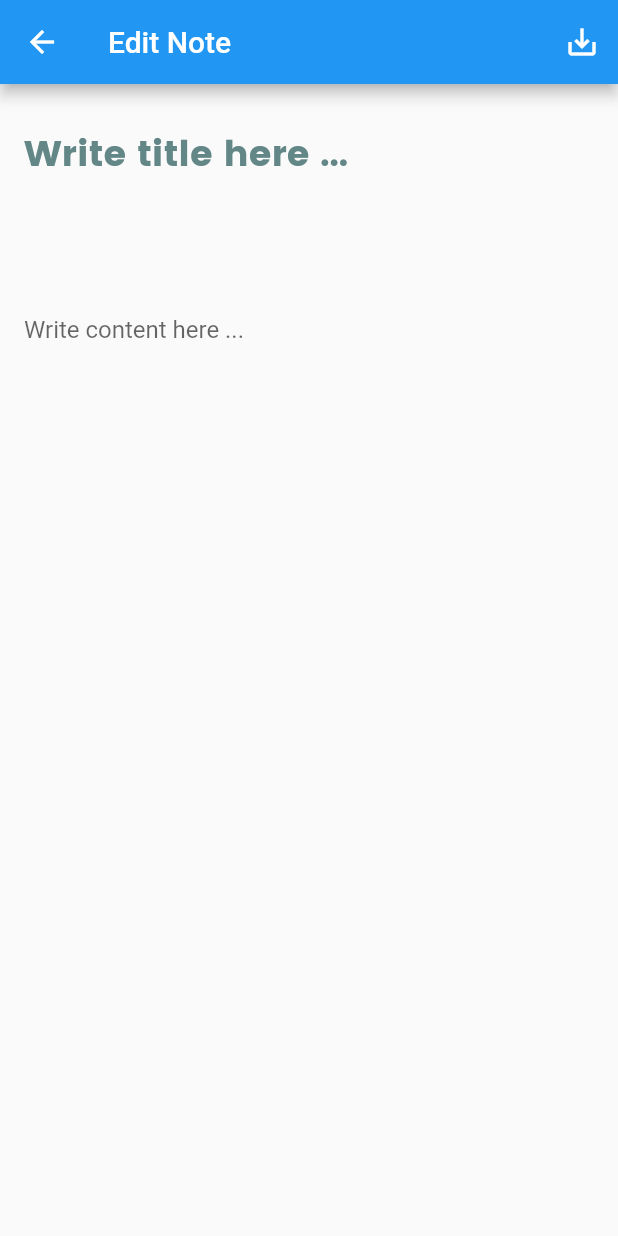
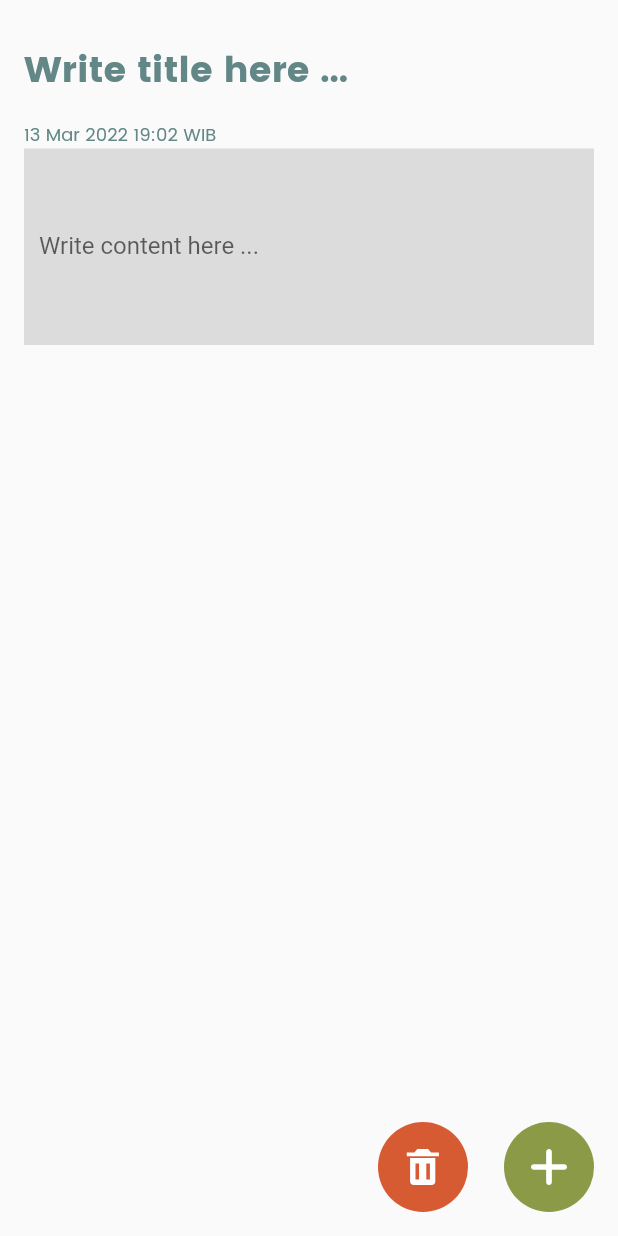
Before and after one commit to Sakeshioyaki/note_app, a Flutter app: the EditNotePage screen opened directly, on a phone screen of 412 x 824 dp. Run offline on Flutter 3.47's test engine with Material 2 defaults, Android fonts, the phone set to English and light mode, and no system bars; our stand-ins replace flutter_svg, sqflite, synchronized; missing offline and left inert: cv; accounts and stored records are empty.

Commit message:
update saveEdit doing

```diff
--- a/lib/page/edit_page.dart
+++ b/lib/page/edit_page.dart
@@ -1,4 +1,7 @@
 import 'package:flutter/material.dart';
+import 'package:flutter_svg/svg.dart';
+import 'package:note_app/common/app_colors.dart';
+import 'package:note_app/common/app_dimens.dart';
 import 'package:note_app/common/app_text_styles.dart';
 import 'package:note_app/main.dart';
 import 'package:note_app/model/model.dart';
@@ -96,64 +99,6 @@ class _EditNotePageState extends State<EditNotePage> {
         return true;
       },
       child: Scaffold(
-        appBar: AppBar(
-          title: const Text(
-            'Edit Note',
-          ),
-          actions: <Widget>[
-            if (_noteId != null)
-              IconButton(
-                icon: const Icon(Icons.delete),
-                onPressed: () async {
-                  if (await showDialog<bool>(
-                          context: context,
-                          barrierDismissible: false, // user must tap button!
-                          builder: (BuildContext context) {
-                            return AlertDialog(
-                              title: const Text('Delete note?'),
-                              content: SingleChildScrollView(
-                                child: ListBody(
-                                  children: const <Widget>[
-                                    Text(
-                                        'Tap \'YES\' to confirm note deletion.'),
-                                  ],
-                                ),
-                              ),
-                              actions: <Widget>[
-                                TextButton(
-                                  onPressed: () {
-                                    Navigator.of(context).pop(true);
-                                  },
-                                  child: const Text('YES'),
-                                ),
-                                TextButton(
-                                  onPressed: () {
-                                    Navigator.of(context).pop(false);
-                                  },
-                                  child: const Text('NO'),
-                                ),
-                              ],
-                            );
-                          }) ??
-                      false) {
-                    await noteProvider.deleteNote(widget.initialNote!.id.v);
-                    // Pop twice to go back to the list
-                    // ignore: use_build_context_synchronously
-                    Navigator.of(context).pop();
-                    // ignore: use_build_context_synchronously
-                    Navigator.of(context).pop();
-                  }
-                },
-              ),
-            // action button
-            IconButton(
-              icon: const Icon(Icons.save_alt),
-              onPressed: () {
-                save();
-              },
-            ),
-          ],
-        ),
         body: Padding(
           padding: const EdgeInsets.all(16.0),
           child: ListView(children: <Widget>[
@@ -173,13 +118,19 @@ class _EditNotePageState extends State<EditNotePage> {
                         validator: (val) =>
                             val!.isNotEmpty ? null : 'Title must not be empty',
                       ),
-                      const SizedBox(
-                        height: 16,
+                      Text(
+                        '13 Mar 2022 19:02 WIB',
+                        style: AppTextStyle.textLightPlaceholderS12,
                       ),
                       TextFormField(
+                        // textAlignVertical: TextAlignVertical.top,
+                        textAlign: TextAlign.start,
                         decoration: const InputDecoration(
+                          contentPadding: EdgeInsets.all(10.0),
                           labelText: 'Write content here ...',
                           border: InputBorder.none,
+                          filled: true,
+                          fillColor: Colors.black12,
                         ),
                         controller: _contentTextController,
                         validator: (val) => val!.isNotEmpty
@@ -191,6 +142,55 @@ class _EditNotePageState extends State<EditNotePage> {
                     ]))
           ]),
         ),
+        floatingActionButton: Row(
+          mainAxisAlignment: MainAxisAlignment.end,
+          children: [
+            Row(
+              mainAxisAlignment: MainAxisAlignment.end,
+              crossAxisAlignment: CrossAxisAlignment.end,
+              children: [
+                Container(
+                  height: AppDimens.buttonHeight,
+                  width: AppDimens.buttonHeight,
+                  decoration: BoxDecoration(
+                      color: AppColors.redAccent,
+                      borderRadius:
+                          BorderRadius.circular(AppDimens.buttonHeight / 2)),
+                  child: IconButton(
+                    onPressed: () {
+                      listPageState.setDeleting();
+                    },
+                    icon: SvgPicture.asset('assets/icons/ic_trash.svg',
+                        color: Colors.white),
+                  ),
+                ),
+                const SizedBox(
+                  width: 24,
+                ),
+                Container(
+                  height: AppDimens.buttonHeight,
+                  width: AppDimens.buttonHeight,
+                  decoration: BoxDecoration(
+                      color: AppColors.greenAccent,
+                      borderRadius:
+                          BorderRadius.circular(AppDimens.buttonHeight / 2)),
+                  child: IconButton(
+                    onPressed: () {
+                      Navigator.of(context)
+                          .push(MaterialPageRoute(builder: (context) {
+                        return const EditNotePage(
+                          initialNote: null,
+                        );
+                      }));
+                    },
+                    icon: SvgPicture.asset('assets/icons/ic_add.svg',
+                        color: Colors.white),
+                  ),
+                ),
+              ],
+            ),
+          ],
+        ),
       ),
     );
   }
```
